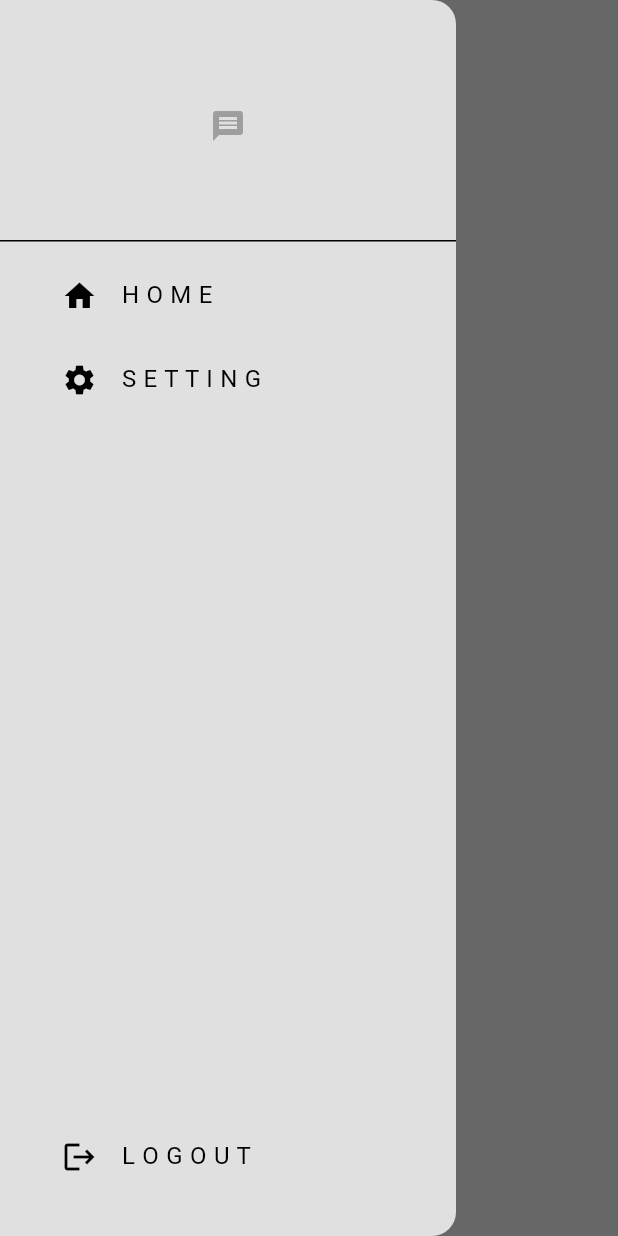
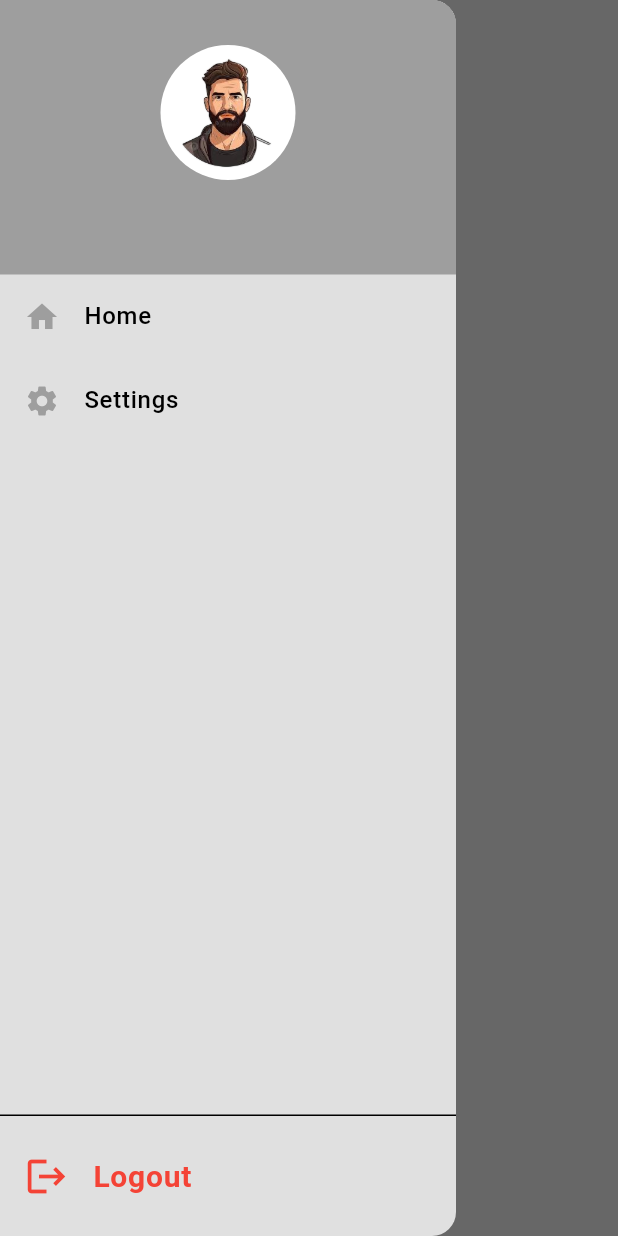
Before and after one commit to jhanvi-4103/chat_app, a Flutter app: the screen it shows once a user with an empty profile is signed in, with the side drawer open, on a phone screen of 412 x 824 dp. Run offline on Flutter 3.47's test engine with Material 3 defaults, Android fonts, the phone set to English and light mode, and no system bars; our stand-ins replace cloud_firestore, firebase_auth, firebase_core, image_picker, photo_view, supabase_flutter; accounts and stored records are empty; network calls fail.

Commit message:
new drawer updation

```diff
--- a/lib/components/chat_bubble.dart
+++ b/lib/components/chat_bubble.dart
@@ -16,7 +16,7 @@ class ChatBubble extends StatelessWidget {
 
   @override
   Widget build(BuildContext context) {
-    // Detect dark mode for correct bubble colors
+
     bool isDarkMode = Provider.of<ThemeProvider>(context, listen: false).isDarkMode;
 
     return Container(
--- a/lib/components/my_drawer.dart
+++ b/lib/components/my_drawer.dart
@@ -1,72 +1,112 @@
 import 'package:flutter/material.dart';
 import 'package:kd_chat/services/auth/auth_service.dart';
 import 'package:kd_chat/pages/settings_page.dart';
+import 'package:cloud_firestore/cloud_firestore.dart';
 
 class MyDrawer extends StatelessWidget {
   const MyDrawer({super.key});
-  void logout() {
-    final auth = AuthService();
-    auth.signOut();
-  }
 
   @override
   Widget build(BuildContext context) {
+    final auth = AuthService();
+    final user = auth.getCurrentUser();
+    final theme = Theme.of(context);
+
     return Drawer(
-      backgroundColor: Theme.of(context).colorScheme.surface,
+      backgroundColor: theme.colorScheme.surface,
       child: Column(
-        mainAxisAlignment: MainAxisAlignment.spaceBetween,
         children: [
-          Column(
-            children: [
-              //logo
-              DrawerHeader(
-                child: Center(
-                  child: Icon(Icons.message,
-                      color: Theme.of(context).colorScheme.primary),
-                ),
-              ),
-              //home list title
-              Padding(
-                padding: const EdgeInsets.only(left: 25.0),
-                child: ListTile(
-                  title: const Text("H O M E"),
-                  leading: const Icon(Icons.home),
-                  onTap: () {
-                    // pop the drawer
-                    Navigator.pop(context);
-                  },
-                ),
-              ),
-              //setting list title.
-              Padding(
-                padding: const EdgeInsets.only(left: 25.0),
-                child: ListTile(
-                  title:const Text("S E T T I N G"),
-                  leading: const Icon(Icons.settings),
-                  onTap: () {
-                    // Navigate to Settings page
-                    Navigator.push(
+          // User Info Section
+          StreamBuilder<DocumentSnapshot>(
+            stream: FirebaseFirestore.instance.collection('Users').doc(user?.uid).snapshots(),
+            builder: (context, snapshot) {
+              if (!snapshot.hasData || snapshot.data == null) {
+                return _buildHeader(context, email: "", avatar: "");
+              }
+              final userData = snapshot.data!.data() as Map<String, dynamic>?;
+              return _buildHeader(
                 context,
-                      MaterialPageRoute(
-                        builder: (context) => SettingsPage(),
-                      ),
+                email: userData?['email'] ?? "",
+                avatar: userData?['avatar'],
               );
             },
           ),
-              ),
+
+          // **Menu Items**
+          Expanded(
+            child: ListView(
+              padding: EdgeInsets.zero,
+              children: [
+                _buildDrawerItem(context, Icons.home, "Home", () => Navigator.pop(context)),
+                _buildDrawerItem(context, Icons.settings, "Settings", () {
+                  Navigator.push(context, MaterialPageRoute(builder: (context) => SettingsPage()));
+                }),
               ],
             ),
-          //logout list title
+          ),
+
+          // **Logout Section**
+          const Divider(height: 1),
           Padding(
-            padding: const EdgeInsets.only(left: 25.0, bottom: 25.0),
+            padding: const EdgeInsets.symmetric(vertical: 12),
             child: ListTile(
-              title: const Text("L O G O U T"),
-              leading: const Icon(Icons.logout),
-              onTap: logout ,
+              leading: Icon(Icons.logout, color:Colors.red, size: 30,),
+              title: Text(
+                "Logout",
+                style: theme.textTheme.bodyLarge?.copyWith(
+                  fontWeight: FontWeight.bold,
+                  color: Colors.red,
+                  fontSize: 20,
+                ),
+              ),
+              onTap: () {
+                auth.signOut();
+              },
             ),
           ),
         ],
       ),
     );
   }
+
+  // **User Header Widget**
+  Widget _buildHeader(BuildContext context, {required String email, String? avatar}) {
+    final theme = Theme.of(context);
+    return Container(
+      width: double.infinity,
+      padding: const EdgeInsets.symmetric(vertical: 30),
+      color: theme.colorScheme.primary,
+      child: Column(
+        children: [
+          CircleAvatar(
+            radius: 45,
+            backgroundColor: theme.colorScheme.onPrimary,
+            backgroundImage: avatar != null && avatar.isNotEmpty
+                ? NetworkImage(avatar)
+                : const AssetImage("assets/avatars/avatar4.png") as ImageProvider,
+          ),
+          const SizedBox(height: 12),
+          Text(
+            email,
+            style: theme.textTheme.bodyMedium?.copyWith(
+              color: theme.colorScheme.onPrimary,
+            ),
+          ),
+        ],
+      ),
+    );
   }
+
+  // **Helper Method for Drawer Items**
+  Widget _buildDrawerItem(BuildContext context, IconData icon, String title, VoidCallback onTap) {
+    final theme = Theme.of(context);
+    return ListTile(
+      leading: Icon(icon, color: theme.colorScheme.primary),
+      title: Text(
+        title,
+        style: theme.textTheme.bodyLarge?.copyWith(fontWeight: FontWeight.w500),
+      ),
+      onTap: onTap,
+    );
+  }
+}
--- a/pubspec.yaml
+++ b/pubspec.yaml
@@ -40,6 +40,7 @@ flutter:
   uses-material-design: true
   assets:
     - assets/chatapp.png
+    - assets/avatars/
 
 flutter_icons:
   android: true
```
Also changed, not shown: lib/components/my_text_field.dart (+54 -12 lines), lib/pages/register_page.dart (+119 -66 lines), lib/services/auth/auth_service.dart (+48 -27 lines), assets/avatars/avatar1.png (added), assets/avatars/avatar2.png (added), assets/avatars/avatar3.png (added), assets/avatars/avatar4.png (added), assets/avatars/avatar5.png (added), 4 other files. Lines whose indentation alone changed are shown as unchanged.
